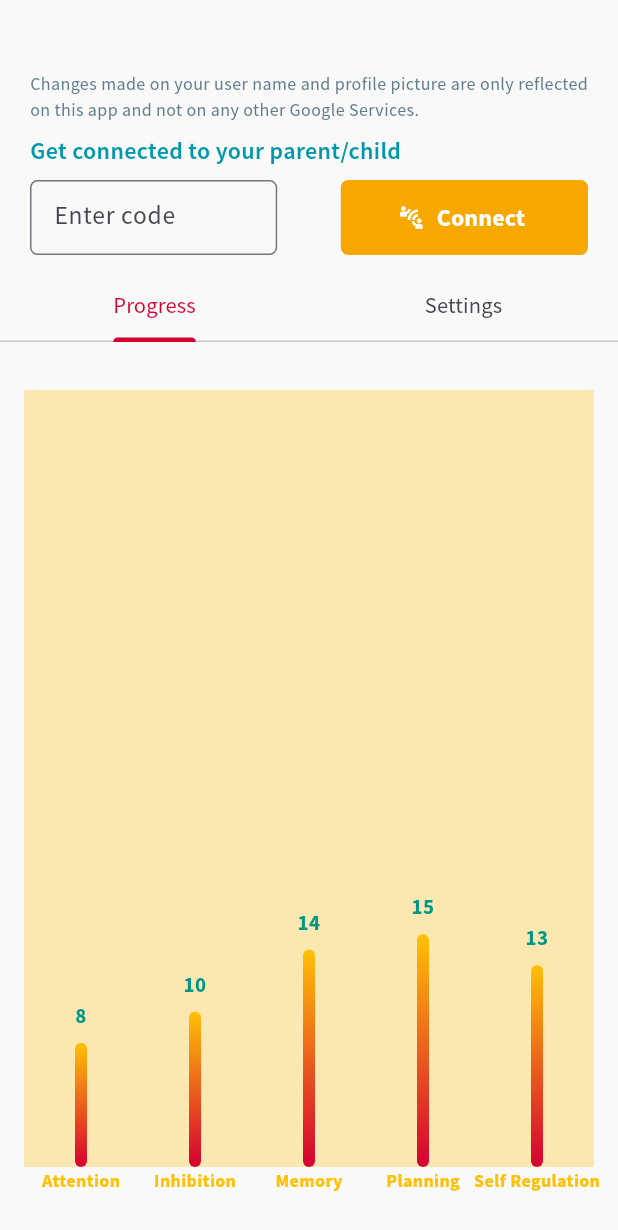
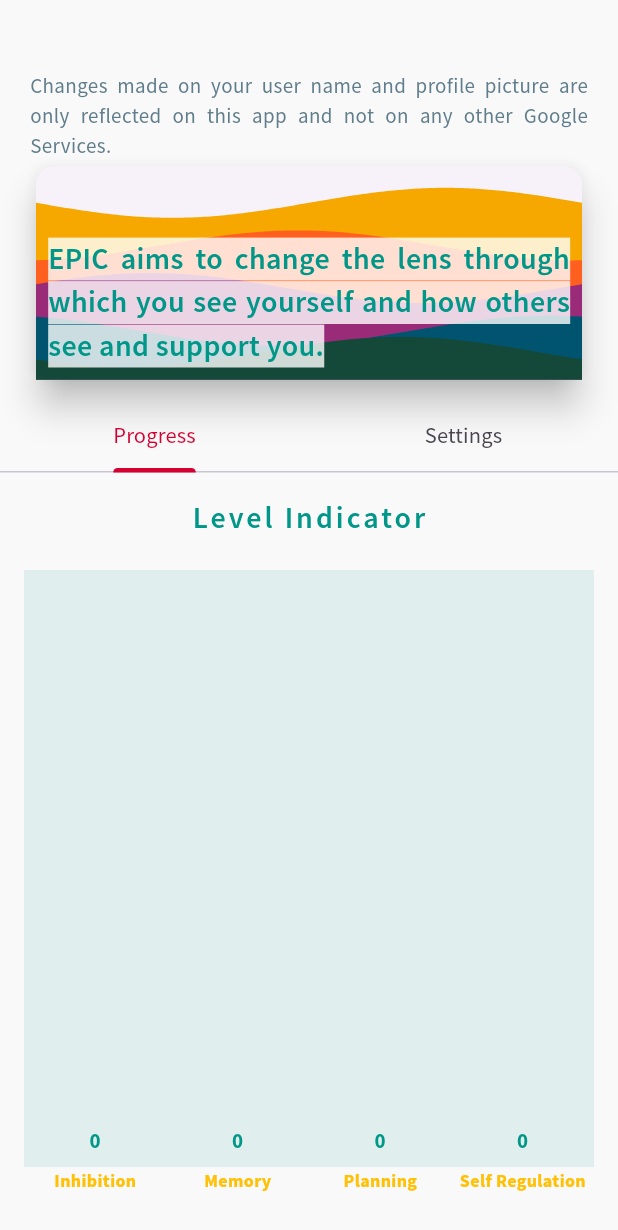
Before and after one commit to JohnNixon6972/EPIC-Think-Learn, a Flutter app: the MyProfile screen opened directly, on a phone screen of 412 x 824 dp. Shown: the top 1230 px of the screen. Run offline on Flutter 3.47's test engine with Material 3 defaults, Android fonts, the phone set to English and light mode, and no system bars; drawn by our look-alikes of fl_chart, wave; our stand-ins replace animated_text_kit, cached_network_image, cloud_firestore, confetti, date_picker_timeline, firebase_auth and 18 more; missing offline and left inert: circular_reveal_animation, morphable_shape, spring; accounts and stored records are empty; network calls fail.

Commit message:
updated the bar chart with real time values, added more water animations as suggested in interviews, completed frontend of user profile screen

```diff
--- a/epic/lib/features/account/pages/levelProgress.dart
+++ b/epic/lib/features/account/pages/levelProgress.dart
@@ -3,19 +3,34 @@ import 'package:fl_chart/fl_chart.dart';
 import 'package:flutter/material.dart';
 
 class LevelProgressBody extends StatelessWidget {
+  final Map<String, int> strategyLevels;
+
   const LevelProgressBody({
+    required this.strategyLevels,
     super.key,
   });
 
   @override
   Widget build(BuildContext context) {
+    final maxLevel = (strategyLevels.values.isNotEmpty)
+        ? strategyLevels.values.reduce((a, b) => a > b ? a : b)
+        : 50;
     return Scaffold(
       backgroundColor: AppConstants.primaryBackgroundColor,
       body: Padding(
         padding: const EdgeInsets.all(16),
         child: Column(
           children: [
-            const SizedBox(height: 16),
+            const Text(
+              'Level Indicator',
+              style: TextStyle(
+                color: AppConstants.tertiaryColor,
+                fontSize: 20,
+                fontWeight: FontWeight.w600,
+                letterSpacing: 2,
+              ),
+            ),
+            const SizedBox(height: 20),
             Expanded(
               child: BarChart(
                 BarChartData(
@@ -25,8 +40,8 @@ class LevelProgressBody extends StatelessWidget {
                   barGroups: barGroups,
                   gridData: const FlGridData(show: false),
                   alignment: BarChartAlignment.spaceAround,
-                  maxY: 50,
-                  backgroundColor: AppConstants.secondaryColor.withOpacity(0.3),
+                  maxY: maxLevel.toDouble() + 5,
+                  backgroundColor: AppConstants.tertiaryColor.withOpacity(0.1),
                 ),
               ),
             ),
@@ -68,18 +83,15 @@ class LevelProgressBody extends StatelessWidget {
     String text;
     switch (value.toInt()) {
       case 0:
-        text = 'Attention';
+        text = 'Inhibition';
         break;
       case 1:
-        text = 'Inhibition';
+        text = 'Memory';
         break;
       case 2:
-        text = 'Memory';
+        text = 'Planning';
         break;
       case 3:
-        text = 'Planning';
-        break;
-      case 4:
         text = 'Self Regulation';
         break;
       default:
@@ -123,12 +135,29 @@ class LevelProgressBody extends StatelessWidget {
         end: Alignment.topCenter,
       );
 
+// List<BarChartGroupData> _buildBarGroups() {
+//     return model.asMap().entries.map((entry) {
+//       int index = entry.key;
+//       StrategyModel model = entry.value;
+
+//       return BarChartGroupData(
+//         x: index,
+//         barRods: [
+//           BarChartRodData(
+//             toY: model.level.toDouble(),
+//             gradient: _barsGradient,
+//           )
+//         ],
+//         showingTooltipIndicators: [0],
+//       );
+//     }).toList();
+//   }
   List<BarChartGroupData> get barGroups => [
         BarChartGroupData(
           x: 0,
           barRods: [
             BarChartRodData(
-              toY: 8,
+              toY: strategyLevels['Inhibition']?.toDouble() ?? 0,
               gradient: _barsGradient,
             )
           ],
@@ -138,7 +167,7 @@ class LevelProgressBody extends StatelessWidget {
           x: 1,
           barRods: [
             BarChartRodData(
-              toY: 10,
+              toY: strategyLevels['Memory']?.toDouble() ?? 0,
               gradient: _barsGradient,
             )
           ],
@@ -148,7 +177,7 @@ class LevelProgressBody extends StatelessWidget {
           x: 2,
           barRods: [
             BarChartRodData(
-              toY: 14,
+              toY: strategyLevels['Planning']?.toDouble() ?? 0,
               gradient: _barsGradient,
             )
           ],
@@ -158,17 +187,7 @@ class LevelProgressBody extends StatelessWidget {
           x: 3,
           barRods: [
             BarChartRodData(
-              toY: 15,
-              gradient: _barsGradient,
-            )
-          ],
-          showingTooltipIndicators: [0],
-        ),
-        BarChartGroupData(
-          x: 4,
-          barRods: [
-            BarChartRodData(
-              toY: 13,
+              toY: strategyLevels['Self Regulation']?.toDouble() ?? 0,
               gradient: _barsGradient,
             )
           ],
--- a/epic/lib/features/account/pages/profile_settings.dart
+++ b/epic/lib/features/account/pages/profile_settings.dart
@@ -27,7 +27,6 @@ class _MyProfileSettingsState extends ConsumerState<MyProfileSettings> {
               body: SafeArea(
                 child: Padding(
                   padding: const EdgeInsets.only(top: 0),
-                  child: SingleChildScrollView(
                   child: Padding(
                     padding: const EdgeInsets.all(12.0),
                     child: Column(
@@ -57,13 +56,13 @@ class _MyProfileSettingsState extends ConsumerState<MyProfileSettings> {
                               //copy the code
                             },
                             value: "EPIC-1234"),
-                          const Divider(),
-                          SettingsItem(
-                              identifier: "Role",
-                              onPressed: () {
-                                //copy the code
-                              },
-                              value: "Parent/child"),
+                        // const Divider(),
+                        // SettingsItem(
+                        //     identifier: "Role",
+                        //     onPressed: () {
+                        //       //copy the code
+                        //     },
+                        //     value: "Parent/child"),
                         const Divider(),
                         Row(
                           children: [
@@ -87,9 +86,8 @@ class _MyProfileSettingsState extends ConsumerState<MyProfileSettings> {
                             )
                           ],
                         ),
-                          const SizedBox(
-                            height: 50,
-                          ),
+                        const Divider(),
+
                         Align(
                           alignment: Alignment.center,
                           child: GestureDetector(
@@ -124,7 +122,6 @@ class _MyProfileSettingsState extends ConsumerState<MyProfileSettings> {
                 ),
               ),
             ),
-            ),
         error: (error, stackTrace) => ErrorPage(message: error.toString()),
         loading: () => const Loader());
   }
--- a/epic/lib/features/account/parts/tab_bar_view.dart
+++ b/epic/lib/features/account/parts/tab_bar_view.dart
@@ -1,21 +1,39 @@
 import 'package:epic/features/account/pages/levelProgress.dart';
 import 'package:epic/features/account/pages/profile_settings.dart';
+import 'package:epic/features/auth/repository/user_data_service.dart';
 import 'package:flutter/material.dart';
+import 'package:flutter_riverpod/flutter_riverpod.dart';
 
-class TabPages extends StatelessWidget {
-
+class TabPages extends ConsumerWidget {
   const TabPages({super.key});
 
   @override
-  Widget build(BuildContext context) {
+  Widget build(BuildContext context, WidgetRef ref) {
+    final userDataService = ref.read(userDataServiceProvider);
+    return FutureBuilder<Map<String, int>>(
+      future: userDataService.fetchStrategyLevels(),
+      builder: (context, snapshot) {
+        if (snapshot.connectionState == ConnectionState.waiting) {
+          return const Center(child: CircularProgressIndicator());
+        } else if (snapshot.hasError) {
+          return const Center(child: Text('Error loading data'));
+        } else if (!snapshot.hasData || snapshot.data!.isEmpty) {
+          return const Center(child: Text('No data available'));
+        }
+
+        final strategyLevels = snapshot.data!;
+
         return Expanded(
           child: TabBarView(children: [
             Center(
-        child: LevelProgressBody(),
+              child: LevelProgressBody(strategyLevels: strategyLevels),
             ),
-      Center(
+            const Center(
               child: MyProfileSettings(),
             ),
-    ]));
+          ]),
+        );
+      },
+    );
   }
 }
--- a/epic/lib/features/account/parts/top_header.dart
+++ b/epic/lib/features/account/parts/top_header.dart
@@ -1,5 +1,6 @@
 import 'package:epic/cores/app_constants.dart';
 import 'package:epic/features/auth/model/user_model.dart';
+import 'package:epic/features/auth/pages/backgroundAnimation.dart';
 import 'package:flutter/material.dart';
 
 class TopHeader extends StatelessWidget {
@@ -24,66 +25,40 @@ class TopHeader extends StatelessWidget {
             "Changes made on your user name and profile picture are only reflected on this app and not on any other Google Services.",
             style: TextStyle(
               color: Colors.blueGrey,
-              fontSize: 12,
+              fontSize: 14,
             ),
             textAlign: TextAlign.justify,
           ),
-          const Padding(
-            padding: EdgeInsets.symmetric(vertical: 8.0),
+          SizedBox(
+            height: 150,
+            width: MediaQuery.of(context).size.width,
+            child: Card(
+              elevation: 10,
+              child: Stack(
+                children: [
+                  Background(),
+                  Column(
+                    children: [
+                      Spacer(),
+                      Padding(
+                        padding: EdgeInsets.all(8.0),
                         child: Text(
-              "Get connected to your parent/child",
+                          "EPIC aims to change the lens through which you see yourself and how others see and support you.",
                           style: TextStyle(
-                fontSize: 16,
+                            fontSize: 20,
                             fontWeight: FontWeight.w600,
-                color: AppConstants.secondaryBackgroundColor,
+                            color: AppConstants.tertiaryColor,
+                            backgroundColor:
+                                AppConstants.primaryTextColor.withOpacity(0.8),
+                          ),
+                          textAlign: TextAlign.justify,
                         ),
                       ),
+                    ],
                   ),
-          Row(
-            mainAxisAlignment: MainAxisAlignment.spaceBetween,
-            children: [
-              SizedBox(
-                height: 50,
-                width: MediaQuery.of(context).size.width * 0.4,
-                child: TextField(
-                  decoration: InputDecoration(
-                    hintStyle: const TextStyle(fontSize: 17),
-                    hintText: 'Enter code',
-                    border: OutlineInputBorder(
-                      borderRadius: BorderRadius.circular(5),
-                    ),
-
-                    // suffixIcon: Icon(Icons.password),
-                    // contentPadding: EdgeInsets.all(20),
+                ],
               ),
             ),
-              ),
-              const SizedBox(
-                width: 10,
-              ),
-              Container(
-                height: 50,
-                width: MediaQuery.of(context).size.width * 0.4,
-                decoration: BoxDecoration(
-                  borderRadius: BorderRadius.circular(5),
-                  color: AppConstants.primaryButtonColor,
-                ),
-                child: TextButton.icon(
-                    icon: const Icon(
-                      Icons.connect_without_contact,
-                      color: AppConstants.primaryTextColor,
-                    ),
-                    onPressed: () {},
-                    label: const Text(
-                      "Connect",
-                      style: TextStyle(
-                        fontSize: 16,
-                        fontWeight: FontWeight.bold,
-                        color: AppConstants.primaryTextColor,
-                      ),
-                    )),
-              ),
-            ],
           ),
         ],
       ),
--- a/epic/lib/features/auth/repository/user_data_service.dart
+++ b/epic/lib/features/auth/repository/user_data_service.dart
@@ -68,6 +68,36 @@ class UserDataService {
             UserModel.fromMap(snapshot.data() as Map<String, dynamic>));
   }
 
+  Future<Map<String, int>> fetchStrategyLevels() async {
+    final strategies = [
+      'Attention',
+      'Inhibition',
+      'Memory',
+      'Planning',
+      'Self Regulation'
+    ];
+
+    Map<String, int> strategyLevels = {};
+
+    for (var strategy in strategies) {
+      final docRef = firestore
+          .collection('users')
+          .doc(auth.currentUser!.uid)
+          .collection('strategies')
+          .doc(strategy);
+
+      final docSnapshot = await docRef.get();
+      if (docSnapshot.exists) {
+        final data = docSnapshot.data()!;
+        strategyLevels[strategy] = data['levels'];
+      } else {
+        strategyLevels[strategy] = 0;
+      }
+    }
+
+    return strategyLevels;
+  }
+
   void updateStreaks() async {
     final strategies = [
       'Attention',
@@ -98,18 +128,15 @@ class UserDataService {
       }
 
       // update the max streak
-      final maxStreakVal = await docRef
-          .get()
-          .then((value) => value.data()!['maxStreak']);
+      final maxStreakVal =
+          await docRef.get().then((value) => value.data()!['maxStreak']);
       int maxStreak = maxStreakVal;
-      final streakVal = await docRef
-          .get()
-          .then((value) => value.data()!['streak']);
+      final streakVal =
+          await docRef.get().then((value) => value.data()!['streak']);
       int streak = streakVal;
       if (streak > maxStreak) {
         docRef.update({'maxStreak': streak});
       }
-
     }
   }
 
```
Lines whose indentation alone changed are shown as unchanged.
